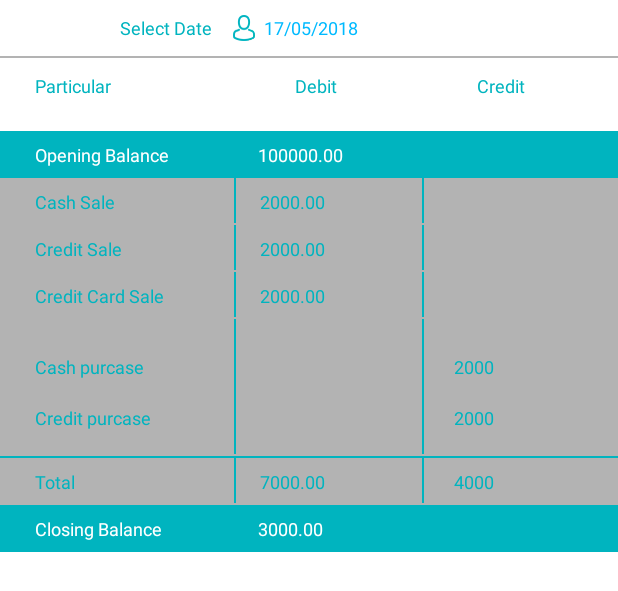
After one commit to sandeepbahalkar123/pharmEasyRetailApp_repo, an Android app: the layout daybook.xml on its own in the app's theme, with its tools: preview values and no code run, on a phone screen of 412 x 824 dp. The commit adds this screen. Shown: the top 591 px of the screen. Run offline under Robolectric (Android 15) with nearby library versions, the phone set to English and light mode, and no system bars.

Commit message:
daybook layout added

```diff
--- /dev/null
+++ b/app/src/main/res/layout/daybook.xml
@@ -0,0 +1,497 @@
+<?xml version="1.0" encoding="utf-8"?>
+<RelativeLayout xmlns:android="http://schemas.android.com/apk/res/android"
+    xmlns:app="http://schemas.android.com/apk/res-auto"
+    xmlns:tools="http://schemas.android.com/tools"
+    android:layout_width="match_parent"
+    android:layout_height="match_parent"
+    android:background="@color/white">
+
+    <LinearLayout
+        android:id="@+id/mainlayout"
+        android:layout_width="match_parent"
+        android:layout_height="match_parent"
+        android:orientation="vertical">
+
+        <LinearLayout
+            android:id="@+id/selectdatelayout"
+            android:layout_width="match_parent"
+            android:layout_height="wrap_content"
+            android:layout_marginLeft="@dimen/dp80"
+            android:layout_marginTop="@dimen/dp10"
+            android:orientation="horizontal">
+
+            <TextView
+                android:layout_width="wrap_content"
+                android:layout_height="wrap_content"
+                android:layout_gravity="center"
+                android:layout_weight="0.1"
+                android:fontFamily="@font/roboto_regular"
+                android:text="@string/select_date"
+                android:textColor="@color/themecolor"
+                android:textSize="@dimen/sp12" />
+
+            <TextView
+                android:id="@+id/dateValue"
+                android:layout_width="wrap_content"
+                android:layout_height="wrap_content"
+                android:layout_gravity="center"
+                android:layout_marginLeft="@dimen/dp5"
+                android:layout_weight="2.0"
+                android:drawableLeft="@drawable/login_username"
+                android:drawablePadding="@dimen/dp6"
+                android:fontFamily="@font/roboto_regular"
+                android:textColor="@color/viewlinecolor"
+                android:textSize="@dimen/sp12"
+                tools:text="17/05/2018" />
+        </LinearLayout>
+
+        <View
+            android:layout_width="match_parent"
+            android:layout_height="@dimen/dp1"
+            android:layout_marginTop="@dimen/dp10"
+            android:background="@color/grey" />
+
+        <LinearLayout
+            android:id="@+id/particularlayout"
+            android:layout_width="match_parent"
+            android:layout_height="wrap_content"
+            android:layout_marginBottom="@dimen/dp10"
+            android:layout_marginLeft="@dimen/dp23"
+            android:layout_marginTop="@dimen/dp10"
+            android:orientation="horizontal">
+
+            <TextView
+                android:layout_width="wrap_content"
+                android:layout_height="wrap_content"
+                android:layout_gravity="center"
+                android:layout_weight="0.8"
+                android:fontFamily="@font/roboto_regular"
+                android:text="@string/particular"
+                android:textColor="@color/themecolor"
+                android:textSize="@dimen/sp12" />
+
+            <TextView
+                android:layout_width="wrap_content"
+                android:layout_height="wrap_content"
+                android:paddingLeft="@dimen/dp23"
+                android:layout_weight="0.5"
+                android:fontFamily="@font/roboto_regular"
+                android:text="@string/debit"
+                android:textColor="@color/themecolor"
+                android:textSize="@dimen/sp12" />
+
+            <TextView
+                android:layout_width="wrap_content"
+                android:layout_height="wrap_content"
+                android:paddingLeft="@dimen/dp32"
+                android:layout_weight="0.5"
+                android:fontFamily="@font/roboto_regular"
+                android:text="@string/credit"
+                android:textColor="@color/themecolor"
+                android:textSize="@dimen/sp12" />
+        </LinearLayout>
+
+        <LinearLayout
+            android:layout_width="match_parent"
+            android:layout_height="wrap_content"
+            android:layout_marginTop="@dimen/dp12"
+            android:background="@color/themecolor"
+            android:orientation="horizontal"
+            >
+
+            <TextView
+                android:layout_width="@dimen/dp90"
+                android:layout_height="wrap_content"
+                android:paddingBottom="@dimen/dp7"
+                android:paddingTop="@dimen/dp7"
+                android:layout_marginLeft="@dimen/dp23"
+                android:layout_weight="0.4"
+                android:fontFamily="@font/roboto_regular"
+                android:text="@string/openingBalance"
+                android:textColor="@color/white"
+                android:textSize="@dimen/sp12" />
+
+            <TextView
+                android:id="@+id/openingbalnaceDebitValue"
+                android:layout_width="@dimen/dp44"
+                android:layout_height="wrap_content"
+                android:layout_marginLeft="@dimen/dp16"
+                android:layout_weight="0.6"
+                android:fontFamily="@font/roboto_regular"
+                android:textColor="@color/white"
+                android:textSize="@dimen/sp12"
+                tools:text="100000.00" />
+
+            <TextView
+                android:id="@+id/openingbalnaceCreditValue"
+                android:layout_width="@dimen/dp44"
+                android:layout_height="wrap_content"
+                android:layout_weight="0.8"
+                android:paddingLeft="@dimen/dp20"
+                android:fontFamily="@font/roboto_regular"
+                android:textColor="@color/white"
+                android:textSize="@dimen/sp12"
+                tools:text="" />
+        </LinearLayout>
+
+
+        <LinearLayout
+            android:layout_width="match_parent"
+            android:layout_height="wrap_content"
+            android:background="@color/grey"
+            android:orientation="horizontal">
+
+            <TextView
+                android:layout_width="@dimen/dp90"
+                android:layout_height="wrap_content"
+                android:layout_marginLeft="@dimen/dp23"
+                android:layout_weight="0.4"
+                android:fontFamily="@font/roboto_regular"
+                android:paddingBottom="@dimen/dp7"
+                android:paddingTop="@dimen/dp7"
+                android:text="@string/cashSale"
+                android:textColor="@color/themecolor"
+                android:textSize="@dimen/sp12" />
+
+            <View
+                android:layout_width="@dimen/dp1"
+                android:layout_height="@dimen/dp30"
+                android:background="@color/themecolor" />
+
+            <TextView
+                android:id="@+id/cashsaleDebitValue"
+                android:layout_width="@dimen/dp44"
+                android:layout_height="wrap_content"
+                android:layout_marginLeft="@dimen/dp16"
+                android:layout_weight="0.6"
+                android:fontFamily="@font/roboto_regular"
+                android:textColor="@color/themecolor"
+                android:textSize="@dimen/sp12"
+                tools:text="2000.00" />
+            <View
+                android:layout_width="@dimen/dp1"
+                android:layout_height="@dimen/dp30"
+                android:background="@color/themecolor" />
+
+            <TextView
+                android:id="@+id/cashsaleCreditValue"
+                android:layout_width="@dimen/dp44"
+                android:layout_height="wrap_content"
+                android:layout_weight="0.8"
+                android:paddingLeft="@dimen/dp20"
+                android:fontFamily="@font/roboto_regular"
+                android:textColor="@color/themecolor"
+                android:textSize="@dimen/sp12"
+                tools:text="" />
+        </LinearLayout>
+
+        <LinearLayout
+            android:layout_width="match_parent"
+            android:layout_height="wrap_content"
+            android:background="@color/grey"
+            android:orientation="horizontal">
+
+            <TextView
+                android:layout_width="@dimen/dp90"
+                android:layout_height="wrap_content"
+                android:layout_marginLeft="@dimen/dp23"
+                android:layout_weight="0.4"
+                android:fontFamily="@font/roboto_regular"
+                android:paddingBottom="@dimen/dp7"
+                android:paddingTop="@dimen/dp7"
+                android:text="@string/creditSale"
+                android:textColor="@color/themecolor"
+                android:textSize="@dimen/sp12" />
+
+            <View
+                android:layout_width="@dimen/dp1"
+                android:layout_height="@dimen/dp30"
+                android:background="@color/themecolor" />
+
+            <TextView
+                android:id="@+id/creditsaleDebitValue"
+                android:layout_width="@dimen/dp44"
+                android:layout_height="wrap_content"
+                android:layout_marginLeft="@dimen/dp16"
+                android:layout_weight="0.6"
+                android:fontFamily="@font/roboto_regular"
+                android:textColor="@color/themecolor"
+                android:textSize="@dimen/sp12"
+                tools:text="2000.00" />
+            <View
+                android:layout_width="@dimen/dp1"
+                android:layout_height="@dimen/dp30"
+                android:background="@color/themecolor" />
+
+            <TextView
+                android:id="@+id/creditsaleCreditValue"
+                android:layout_width="@dimen/dp44"
+                android:layout_height="wrap_content"
+                android:layout_weight="0.8"
+                android:paddingLeft="@dimen/dp20"
+                android:fontFamily="@font/roboto_regular"
+                android:textColor="@color/themecolor"
+                android:textSize="@dimen/sp12"
+                tools:text="" />
+        </LinearLayout>
+
+        <LinearLayout
+            android:layout_width="match_parent"
+            android:layout_height="wrap_content"
+            android:background="@color/grey"
+            android:orientation="horizontal">
+
+            <TextView
+                android:layout_width="@dimen/dp90"
+                android:layout_height="wrap_content"
+                android:layout_marginLeft="@dimen/dp23"
+                android:layout_weight="0.4"
+                android:fontFamily="@font/roboto_regular"
+                android:paddingBottom="@dimen/dp7"
+                android:paddingTop="@dimen/dp7"
+                android:text="@string/creditCardSale"
+                android:textColor="@color/themecolor"
+                android:textSize="@dimen/sp12" />
+
+            <View
+                android:layout_width="@dimen/dp1"
+                android:layout_height="@dimen/dp30"
+                android:background="@color/themecolor" />
+
+            <TextView
+                android:id="@+id/creditcardsaleDebitValue"
+                android:layout_width="@dimen/dp44"
+                android:layout_height="wrap_content"
+                android:layout_marginLeft="@dimen/dp16"
+                android:layout_weight="0.6"
+                android:fontFamily="@font/roboto_regular"
+                android:textColor="@color/themecolor"
+                android:textSize="@dimen/sp12"
+                tools:text="2000.00" />
+            <View
+                android:layout_width="@dimen/dp1"
+                android:layout_height="@dimen/dp30"
+                android:background="@color/themecolor" />
+
+            <TextView
+                android:id="@+id/creditcardsaleCreditValue"
+                android:layout_width="@dimen/dp44"
+                android:layout_height="wrap_content"
+                android:layout_weight="0.8"
+                android:paddingLeft="@dimen/dp20"
+                android:fontFamily="@font/roboto_regular"
+                android:textColor="@color/themecolor"
+                android:textSize="@dimen/sp12"
+                tools:text="" />
+        </LinearLayout>
+
+        <LinearLayout
+            android:layout_width="match_parent"
+            android:layout_height="wrap_content"
+            android:background="@color/grey"
+            android:orientation="horizontal">
+
+            <TextView
+                android:layout_width="@dimen/dp90"
+                android:layout_height="wrap_content"
+                android:layout_marginLeft="@dimen/dp23"
+                android:layout_weight="0.4"
+                android:fontFamily="@font/roboto_regular"
+                android:paddingBottom="@dimen/dp7"
+                android:paddingTop="@dimen/dp23"
+                android:text="@string/cashPurchase"
+                android:textColor="@color/themecolor"
+                android:textSize="@dimen/sp12" />
+
+            <View
+                android:layout_width="@dimen/dp1"
+                android:layout_height="@dimen/dp50"
+                android:background="@color/themecolor" />
+
+            <TextView
+                android:id="@+id/cashPurchaseDebitValue"
+                android:layout_width="@dimen/dp44"
+                android:layout_height="wrap_content"
+                android:layout_marginLeft="@dimen/dp16"
+                android:layout_weight="0.6"
+                android:fontFamily="@font/roboto_regular"
+                android:textColor="@color/themecolor"
+                android:textSize="@dimen/sp12"
+                tools:text="" />
+            <View
+                android:layout_width="@dimen/dp1"
+                android:layout_height="@dimen/dp50"
+                android:background="@color/themecolor" />
+
+            <TextView
+                android:id="@+id/cashPurchaseCreditValue"
+                android:layout_width="@dimen/dp44"
+                android:layout_height="wrap_content"
+                android:layout_weight="0.8"
+                android:paddingLeft="@dimen/dp20"
+                android:fontFamily="@font/roboto_regular"
+                android:textColor="@color/themecolor"
+                android:textSize="@dimen/sp12"
+                tools:text="2000" />
+        </LinearLayout>
+
+        <LinearLayout
+            android:layout_width="match_parent"
+            android:layout_height="wrap_content"
+            android:background="@color/grey"
+            android:orientation="horizontal">
+
+            <TextView
+                android:layout_width="@dimen/dp90"
+                android:layout_height="wrap_content"
+                android:layout_marginLeft="@dimen/dp23"
+                android:layout_weight="0.4"
+                android:fontFamily="@font/roboto_regular"
+                android:paddingBottom="@dimen/dp17"
+                android:paddingTop="@dimen/dp7"
+                android:text="@string/creditPurchase"
+                android:textColor="@color/themecolor"
+                android:textSize="@dimen/sp12" />
+
+            <View
+                android:layout_width="@dimen/dp1"
+                android:layout_height="@dimen/dp40"
+                android:background="@color/themecolor" />
+
+            <TextView
+                android:id="@+id/creditPurchaseDebitValue"
+                android:layout_width="@dimen/dp44"
+                android:layout_height="wrap_content"
+                android:layout_marginLeft="@dimen/dp16"
+                android:layout_weight="0.6"
+                android:fontFamily="@font/roboto_regular"
+                android:textColor="@color/themecolor"
+                android:textSize="@dimen/sp12"
+                tools:text="" />
+            <View
+                android:layout_width="@dimen/dp1"
+                android:layout_height="@dimen/dp40"
+                android:background="@color/themecolor" />
+
+            <TextView
+                android:id="@+id/creditPurchaseCreditValue"
+                android:layout_width="@dimen/dp44"
+                android:layout_height="wrap_content"
+                android:layout_weight="0.8"
+                android:paddingLeft="@dimen/dp20"
+                android:fontFamily="@font/roboto_regular"
+                android:textColor="@color/themecolor"
+                android:textSize="@dimen/sp12"
+                tools:text="2000" />
+        </LinearLayout>
+
+        <LinearLayout
+            android:layout_width="match_parent"
+            android:layout_height="wrap_content"
+            android:background="@color/grey"
+            android:orientation="horizontal">
+
+            <View
+                android:layout_width="match_parent"
+                android:layout_height="@dimen/dp1"
+                android:background="@color/themecolor" />
+        </LinearLayout>
+
+        <LinearLayout
+            android:layout_width="match_parent"
+            android:layout_height="wrap_content"
+            android:background="@color/grey"
+            android:orientation="horizontal">
+
+            <TextView
+                android:layout_width="@dimen/dp90"
+                android:layout_height="wrap_content"
+                android:layout_marginLeft="@dimen/dp23"
+                android:layout_weight="0.4"
+                android:fontFamily="@font/roboto_regular"
+                android:paddingBottom="@dimen/dp7"
+                android:paddingTop="@dimen/dp7"
+                android:text="@string/total"
+                android:textColor="@color/themecolor"
+                android:textSize="@dimen/sp12" />
+
+            <View
+                android:layout_width="@dimen/dp1"
+                android:layout_height="@dimen/dp30"
+                android:background="@color/themecolor" />
+
+            <TextView
+                android:id="@+id/totalDebitValue"
+                android:layout_width="@dimen/dp44"
+                android:layout_height="wrap_content"
+                android:layout_marginLeft="@dimen/dp16"
+                android:layout_weight="0.6"
+                android:fontFamily="@font/roboto_regular"
+                android:textColor="@color/themecolor"
+                android:textSize="@dimen/sp12"
+                tools:text="7000.00" />
+            <View
+                android:layout_width="@dimen/dp1"
+                android:layout_height="@dimen/dp30"
+                android:background="@color/themecolor" />
+
+            <TextView
+                android:id="@+id/totalCreditValue"
+                android:layout_width="@dimen/dp44"
+                android:layout_height="wrap_content"
+                android:layout_weight="0.8"
+                android:paddingLeft="@dimen/dp20"
+                android:fontFamily="@font/roboto_regular"
+                android:textColor="@color/themecolor"
+                android:textSize="@dimen/sp12"
+                tools:text="4000" />
+        </LinearLayout>
+
+        <LinearLayout
+            android:layout_width="match_parent"
+            android:layout_height="wrap_content"
+            android:background="@color/themecolor"
+            android:orientation="horizontal">
+
+            <TextView
+                android:layout_width="@dimen/dp90"
+                android:layout_height="wrap_content"
+                android:layout_marginLeft="@dimen/dp23"
+                android:layout_weight="0.4"
+                android:fontFamily="@font/roboto_regular"
+                android:paddingBottom="@dimen/dp7"
+                android:paddingTop="@dimen/dp7"
+                android:text="@string/closingBalance"
+                android:textColor="@color/white"
+                android:textSize="@dimen/sp12" />
+
+
+
+            <TextView
+                android:id="@+id/closingBalnceDebitValue"
+                android:layout_width="@dimen/dp44"
+                android:layout_height="wrap_content"
+                android:layout_marginLeft="@dimen/dp16"
+                android:layout_weight="0.6"
+                android:fontFamily="@font/roboto_regular"
+                android:textColor="@color/white"
+                android:textSize="@dimen/sp12"
+                tools:text="3000.00" />
+
+
+            <TextView
+                android:id="@+id/closingBalnceCreditValue"
+                android:layout_width="@dimen/dp44"
+                android:layout_height="wrap_content"
+                android:layout_weight="0.8"
+                android:paddingLeft="@dimen/dp20"
+                android:fontFamily="@font/roboto_regular"
+                android:textColor="@color/white"
+                android:textSize="@dimen/sp12"
+                tools:text="" />
+        </LinearLayout>
+
+
+
+    </LinearLayout>
+</RelativeLayout>
--- /dev/null
+++ b/app/src/main/res/values-v21/dimens.xml
@@ -0,0 +1,4 @@
+<?xml version="1.0" encoding="utf-8"?>
+<resources>
+
+</resources>
--- a/app/src/main/res/values/dimens.xml
+++ b/app/src/main/res/values/dimens.xml
@@ -70,5 +70,6 @@
     <dimen name="sp8">8sp</dimen>
 
     <dimen name="dp38">38dp</dimen>
+    <dimen name="dp90">90dp</dimen>
 
 </resources>
--- a/app/src/main/res/values/strings.xml
+++ b/app/src/main/res/values/strings.xml
@@ -36,6 +36,18 @@
     <string name="enter_user_id">User ID</string>
     <string name="enter_password">Password</string>
     <string name="error_too_small_password">Password should be 6 characters long. </string>
+    <string name="select_date">Select Date</string>
+    <string name="particular">Particular</string>
+    <string name="debit">Debit</string>
+    <string name="credit">Credit</string>
+    <string name="openingBalance">Opening Balance</string>
+    <string name="cashSale">Cash Sale</string>
+    <string name="creditSale">Credit Sale</string>
+    <string name="creditCardSale">Credit Card Sale</string>
+    <string name="cashPurchase">Cash purcase</string>
+    <string name="creditPurchase">Credit purcase</string>
+    <string name="total">Total</string>
+    <string name="closingBalance">Closing Balance</string>
     <!--<string name="template_list">Template List</string>-->
 
 
```
